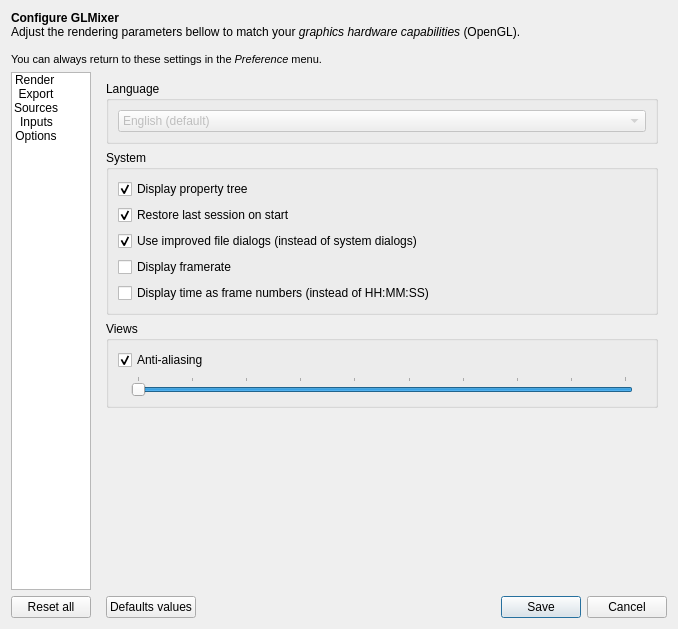
This is src/UserPreferencesDialog.ui in markus-wa/glmixer-mirror as Qt 5 draws it before an edit. The edited form follows.
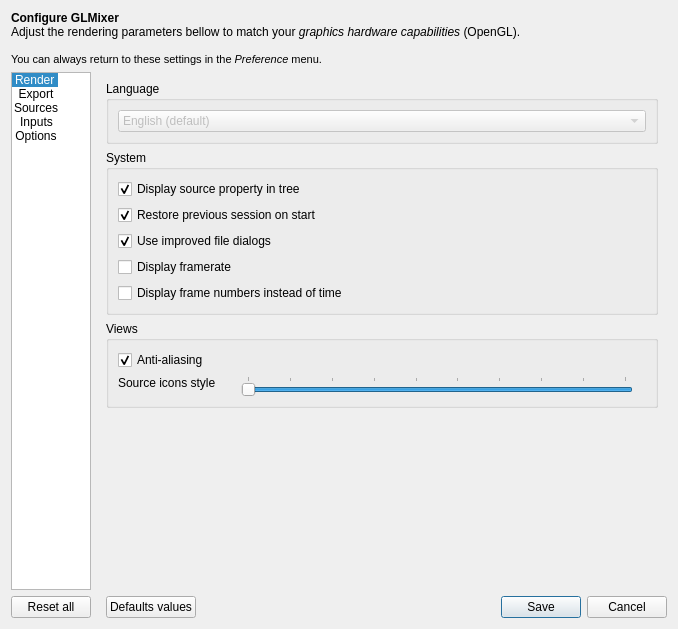
This is the edited form. The open tabs and pages were chosen to show the change. Icons and pictures are not drawn. Custom widgets are drawn as their Qt base class.

Commit message: Use opengl prefered internal texture format (glGetInternalformativ) depending pixel format of the source.

Patch:
```diff
--- a/src/UserPreferencesDialog.ui
+++ b/src/UserPreferencesDialog.ui
@@ -105,7 +105,7 @@
           <bool>false</bool>
          </property>
          <property name="currentRow">
-          <number>-1</number>
+          <number>0</number>
          </property>
          <item>
           <property name="text">
@@ -1593,7 +1593,7 @@
                  <string>Display tree of properties of the current source (side panel)</string>
                 </property>
                 <property name="text">
-                 <string>Display property tree</string>
+                 <string>Display source property in tree</string>
                 </property>
                 <property name="checked">
                  <bool>true</bool>
@@ -1606,7 +1606,7 @@
                  <string>Re-open the last session when launching GLMixer.</string>
                 </property>
                 <property name="text">
-                 <string>Restore last session on start</string>
+                 <string>Restore previous session on start</string>
                 </property>
                 <property name="checked">
                  <bool>true</bool>
@@ -1622,7 +1622,7 @@
                  <string>Use GLMixer improved dialogs (instead of operating system native dialogs)</string>
                 </property>
                 <property name="text">
-                 <string>Use improved file dialogs (instead of system dialogs)</string>
+                 <string>Use improved file dialogs</string>
                 </property>
                 <property name="checked">
                  <bool>true</bool>
@@ -1645,7 +1645,7 @@
                  <string>Shows time information as frame count instead of hh:mm:ss.</string>
                 </property>
                 <property name="text">
-                 <string>Display time as frame numbers (instead of HH:MM:SS)</string>
+                 <string>Display frame numbers instead of time</string>
                 </property>
                </widget>
               </item>
@@ -1676,6 +1676,16 @@
               </item>
               <item>
                <layout class="QHBoxLayout" name="horizontalLayout_9">
+                <item>
+                 <widget class="QLabel" name="label_16">
+                  <property name="text">
+                   <string>Source icons style  </string>
+                  </property>
+                  <property name="alignment">
+                   <set>Qt::AlignLeading|Qt::AlignLeft|Qt::AlignTop</set>
+                  </property>
+                 </widget>
+                </item>
                 <item>
                  <widget class="QLabel" name="label_14">
                   <property name="text">
```
Left out of the diff: 6 changed lines with no effect on the pictures. The commit also changes 8 other files.
